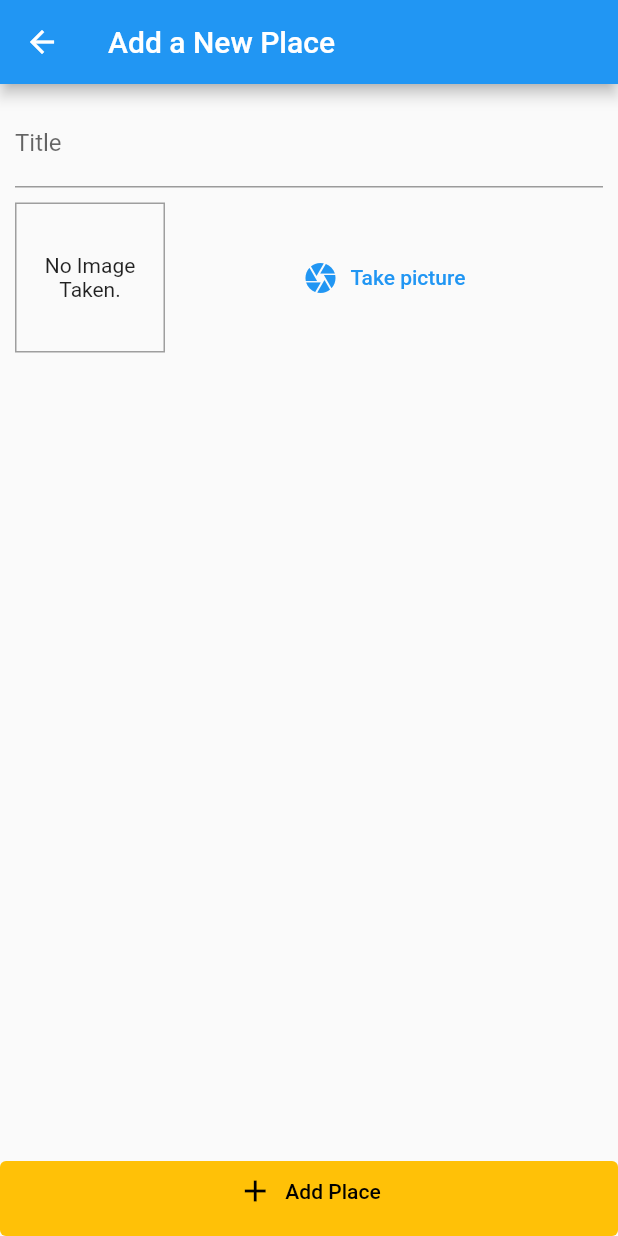
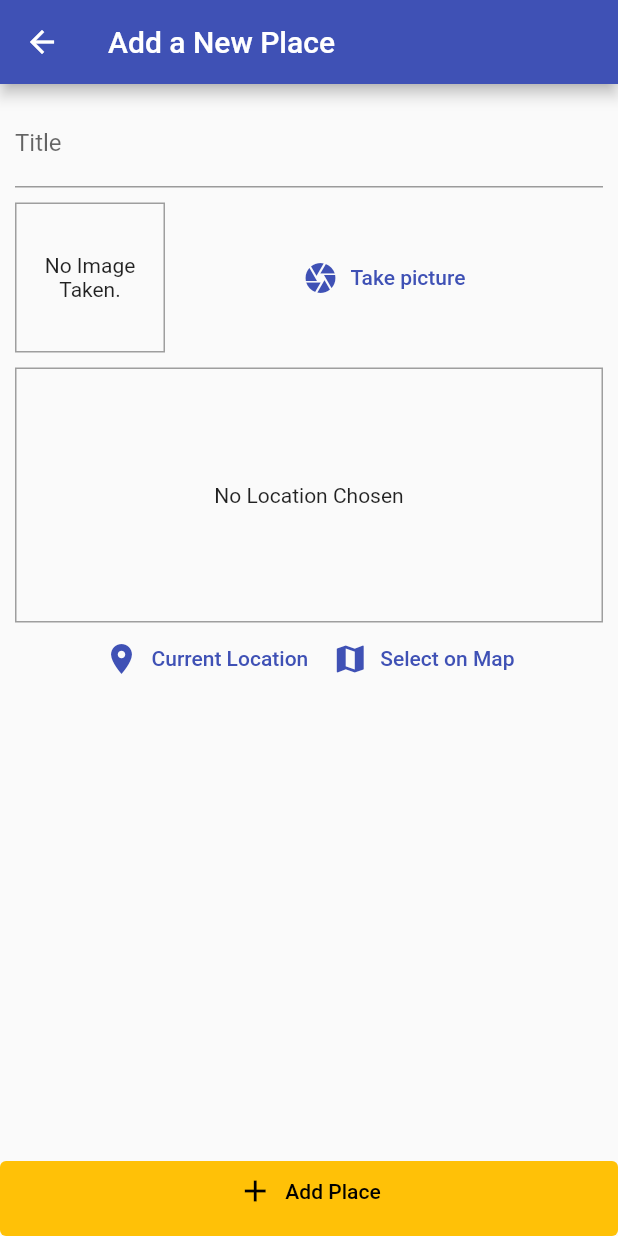
Before and after one commit to anoying-kid/Great_Places_App, a Flutter app: the AddPlaceScreen screen opened by its route, on a phone screen of 412 x 824 dp. Run offline on Flutter 3.47's test engine with Material 2 defaults, Android fonts, the phone set to English and light mode, and no system bars; our stand-ins replace image_picker, location, sqflite; accounts and stored records are empty.

Commit message:
Added google map api with image preview

```diff
--- /dev/null
+++ b/lib/helpers/location_helper.dart
@@ -0,0 +1,8 @@
+import '../auth/secrets.dart' show GOOGLE_API_KEY;
+
+class LocationHelper {
+  static String generatLocationPreviewImage(
+      double latitude, double longitude) {
+    return 'https://maps.googleapis.com/maps/api/staticmap?center=$latitude,$longitude,NY&zoom=13&size=600x300&maptype=roadmap&markers=color:blue%7Clabel:S%7C40.702147,-74.015794&markers=color:green%7Clabel:G%7C40.711614,-74.012318&markers=color:red%7Clabel:C%7C$latitude,$longitude&key=$GOOGLE_API_KEY';
+  }
+}
--- a/lib/main.dart
+++ b/lib/main.dart
@@ -21,7 +21,7 @@ class MyApp extends StatelessWidget {
         theme: ThemeData(
           primarySwatch: Colors.indigo,
           colorScheme:
-              ColorScheme.fromSwatch().copyWith(secondary: Colors.amber),
+              ColorScheme.fromSwatch().copyWith(primary: Colors.indigo,secondary: Colors.amber),
         ),
         routes: {
           AddPlaceScreen.routeName: (context) => AddPlaceScreen(),
--- a/lib/screens/add_place_screen.dart
+++ b/lib/screens/add_place_screen.dart
@@ -3,6 +3,7 @@ import 'dart:io';
 import 'package:flutter/material.dart';
 import 'package:great_places_app/providers/great_places.dart';
 import 'package:great_places_app/widgets/image_input.dart';
+import 'package:great_places_app/widgets/location_input.dart';
 import 'package:provider/provider.dart';
 
 class AddPlaceScreen extends StatefulWidget {
@@ -54,6 +55,8 @@ class _AddPlaceScreenState extends State<AddPlaceScreen> {
                     height: 10,
                   ),
                   ImageInput(_selectImage),
+                  SizedBox(height: 10,),
+                  LocationInput(),
                 ],
               ),
             ),
--- /dev/null
+++ b/lib/widgets/location_input.dart
@@ -0,0 +1,73 @@
+import 'package:flutter/material.dart';
+import 'package:great_places_app/helpers/location_helper.dart';
+import 'package:location/location.dart';
+
+class LocationInput extends StatefulWidget {
+  const LocationInput({super.key});
+
+  @override
+  State<LocationInput> createState() => _LocationInputState();
+}
+
+class _LocationInputState extends State<LocationInput> {
+  String? _previewImageUrl;
+
+  Future<void> _getCurrentLocation() async {
+    final locData = await Location().getLocation();
+    final staticMapImage = LocationHelper.generatLocationPreviewImage(
+        locData.latitude!, locData.longitude!);
+    setState(() {
+      _previewImageUrl = staticMapImage;
+    });
+  }
+
+  @override
+  Widget build(BuildContext context) {
+    return Container(
+      child: Column(
+        children: [
+          Container(
+            height: 170,
+            width: double.infinity,
+            alignment: Alignment.center,
+            decoration:
+                BoxDecoration(border: Border.all(width: 1, color: Colors.grey)),
+            child: _previewImageUrl == null
+                ? Text(
+                    'No Location Chosen',
+                    textAlign: TextAlign.center,
+                  )
+                : Image.network(
+                    _previewImageUrl!,
+                    fit: BoxFit.cover,
+                    width: double.infinity,
+                  ),
+          ),
+          Row(
+            mainAxisAlignment: MainAxisAlignment.center,
+            children: [
+              TextButton.icon(
+                icon: Icon(Icons.location_on),
+                onPressed: _getCurrentLocation,
+                label: Text('Current Location'),
+                style: TextButton.styleFrom(
+                  // backgroundColor: Theme.of(context).primaryColor,
+                  iconColor: Theme.of(context).primaryColor,
+                ),
+              ),
+              TextButton.icon(
+                icon: Icon(Icons.map),
+                onPressed: () {},
+                label: Text('Select on Map'),
+                style: TextButton.styleFrom(
+                  // backgroundColor: Theme.of(context).primaryColor,
+                  iconColor: Theme.of(context).primaryColor,
+                ),
+              )
+            ],
+          )
+        ],
+      ),
+    );
+  }
+}
--- a/pubspec.yaml
+++ b/pubspec.yaml
@@ -40,6 +40,7 @@ dependencies:
   path_provider: ^2.0.15
   path: ^1.8.3
   sqflite: ^2.2.8+4
+  location: ^5.0.1
 
 dev_dependencies:
   flutter_test:
```
Also changed, not shown: pubspec.lock, 6 other files.
